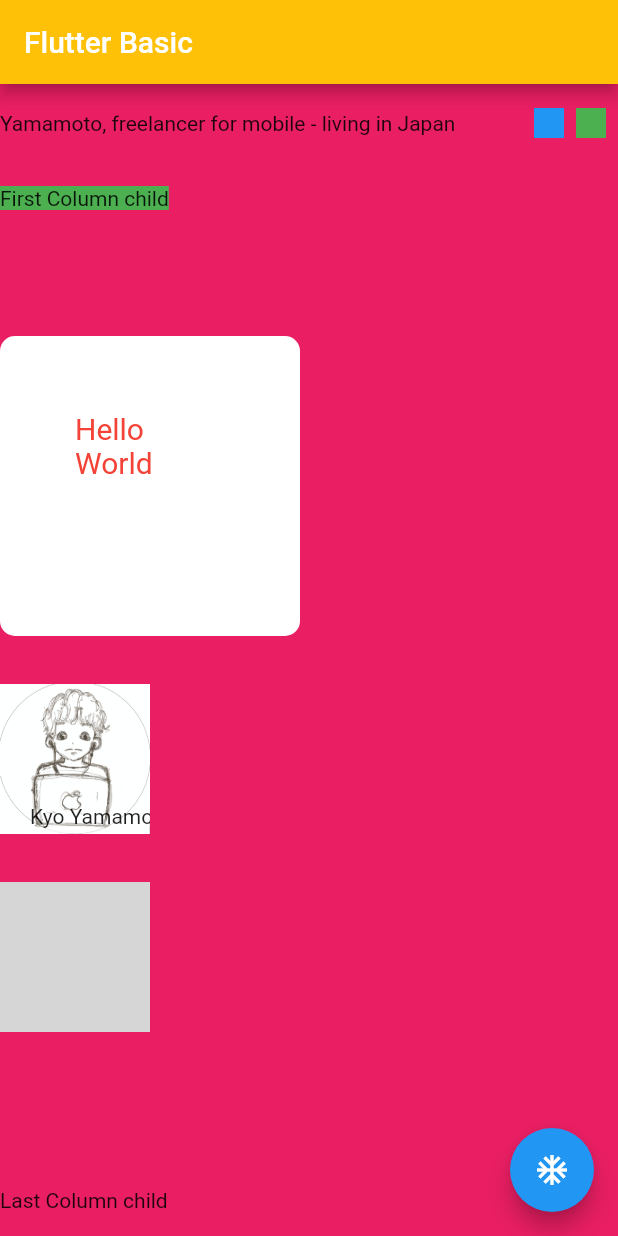
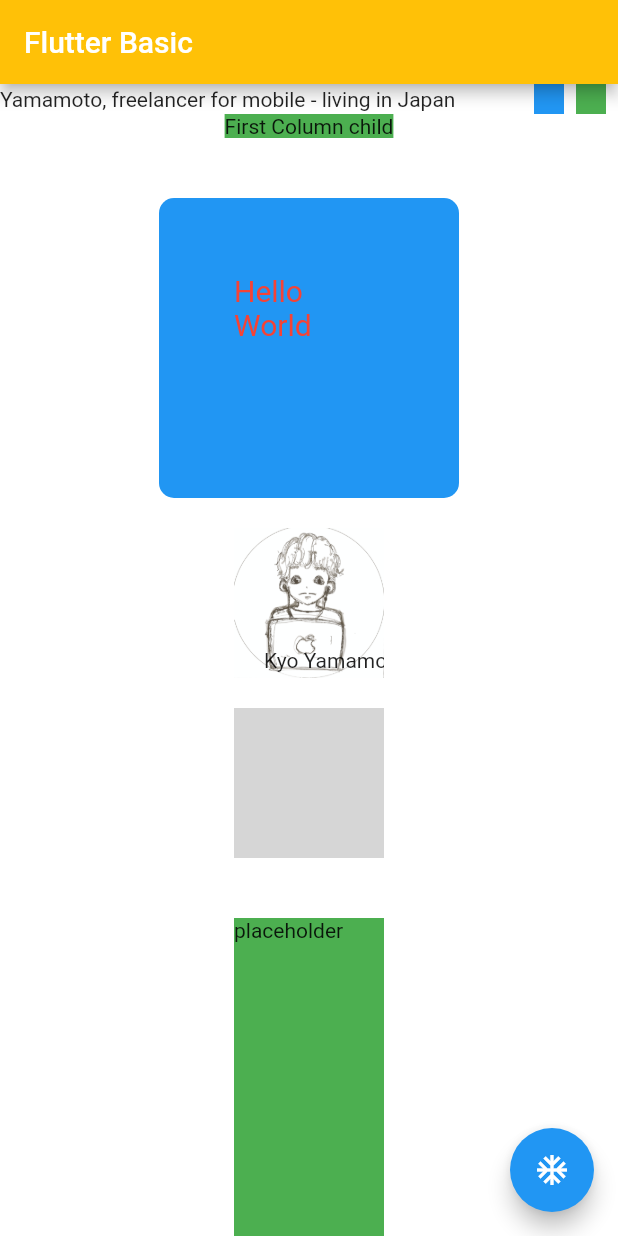
Before and after one commit to YamamotoDesu/basics, a Flutter app: the screen it shows after launch, on a phone screen of 412 x 824 dp. Run offline on Flutter 3.47's test engine with Material 2 defaults, Android fonts, the phone set to English and light mode, and no system bars; network calls fail; grey boxes are pictures that could not be loaded.

Commit message:
Widgets - ScrollView

```diff
--- a/lib/main.dart
+++ b/lib/main.dart
@@ -18,11 +18,12 @@ class MyApp extends StatelessWidget {
           title: const Text("Flutter Basic"),
         ),
         body: Container(
-          color: Colors.pink,
+          color: Colors.white,
+          child: SingleChildScrollView(
             child: Column(
                 mainAxisSize: MainAxisSize.max,
-              crossAxisAlignment: CrossAxisAlignment.start,
-              mainAxisAlignment: MainAxisAlignment.spaceAround,
+                crossAxisAlignment: CrossAxisAlignment.center,
+                //mainAxisAlignment: MainAxisAlignment.spaceAround,
                 children: [
                   Row(
                     mainAxisAlignment: MainAxisAlignment.center,
@@ -33,6 +34,9 @@ class MyApp extends StatelessWidget {
                         maxLines: 1,
                         overflow: TextOverflow.ellipsis,
                       )),
+                      const SizedBox(
+                        height: 20,
+                      ),
                       Container(
                         height: 20,
                         width: 20,
@@ -57,12 +61,16 @@ class MyApp extends StatelessWidget {
                   const SizedBox(
                     height: 20,
                   ),
-                Container(
+                  const SizedBox(
+                    height: 20,
+                  ),
+                  Center(
+                    child: Container(
                       height: 200,
                       width: 200,
                       decoration: BoxDecoration(
                           borderRadius: BorderRadius.circular(10),
-                      color: Colors.white),
+                          color: Colors.blue),
                       child: const Padding(
                         padding: EdgeInsets.all(50.0),
                         child: Text(
@@ -70,6 +78,10 @@ class MyApp extends StatelessWidget {
                           style: TextStyle(color: Colors.red, fontSize: 20),
                         ),
                       ),
+                    ),
+                  ),
+                  const SizedBox(
+                    height: 20,
                   ),
                   Stack(
                     children: [
@@ -80,8 +92,12 @@ class MyApp extends StatelessWidget {
                             'assets/yamamoto.png',
                             fit: BoxFit.cover,
                           )),
-                    const Positioned(left: 20,top: 80, child: Text('Kyo Yamamoto')),
+                      const Positioned(
+                          left: 20, top: 80, child: Text('Kyo Yamamoto')),
                     ],
+                  ),
+                  const SizedBox(
+                    height: 20,
                   ),
                   const SizedBox(
                     height: 100,
@@ -95,8 +111,14 @@ class MyApp extends StatelessWidget {
                   const SizedBox(
                     height: 40,
                   ),
-                const Text("Last Column child")
+                  Container(
+                    height: 400,
+                    width: 100,
+                    color: Colors.green,
+                    child: const Text("placeholder"),
+                  ),
                 ]),
+          ),
         ),
         floatingActionButton: FloatingActionButton(
             onPressed: () => debugPrint("clicked"),
```
Lines whose indentation alone changed are shown as unchanged.
